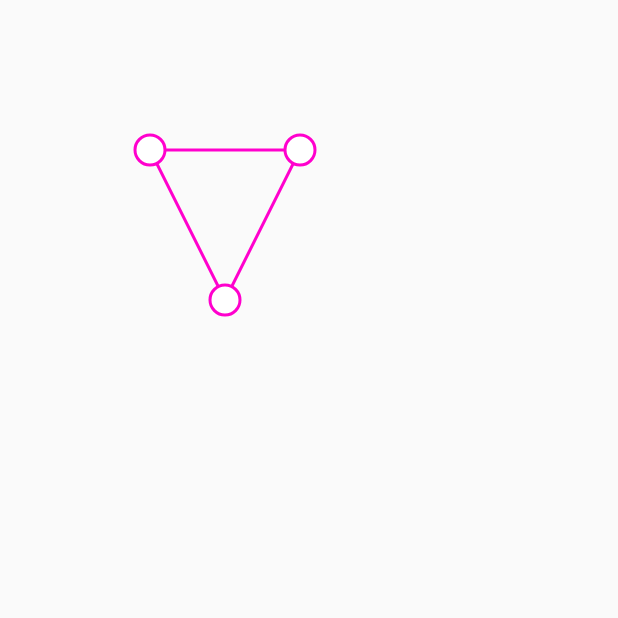
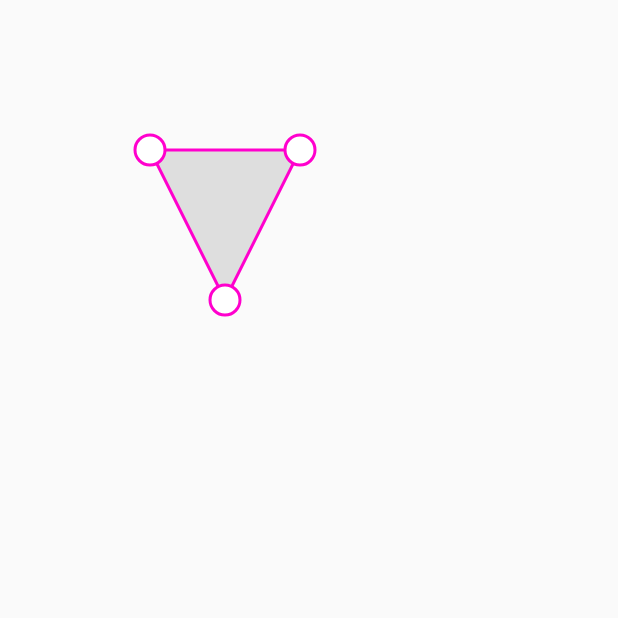
Before and after one commit to xlund/interactive_triangle, a Flutter app: the screen it shows after launch, on a phone screen of 412 x 824 dp, the top half of it. Run offline on Flutter 3.47's test engine with Material 2 defaults, Android fonts, the phone set to English and light mode, and no system bars.

Commit message:
Add background to custom triangle

```diff
--- a/lib/interactive_triangle.dart
+++ b/lib/interactive_triangle.dart
@@ -81,6 +81,10 @@ class _MovablePointState extends State<MovablePoint> {
       child: Stack(
         children: [
           CustomPaint(
+            painter: FillPainter(c1: c1, c2: c2, c3: c3),
+            child: Container(),
+          ),
+          CustomPaint(
             painter: LinePainter(startPos: c1.offset, endPos: c2.offset),
             child: Container(),
           ),
@@ -108,6 +112,30 @@ class _MovablePointState extends State<MovablePoint> {
       ),
     );
   }
+}
+
+class FillPainter extends CustomPainter {
+  FillPainter({required this.c1, required this.c2, required this.c3});
+  Circle c1;
+  Circle c2;
+  Circle c3;
+  Paint painter = Paint()
+    ..color = Color(0xFFDEDEDE)
+    ..style = PaintingStyle.fill;
+
+  @override
+  void paint(Canvas canvas, Size size) {
+    Path path = Path();
+    path.moveTo(c1.x, c1.y);
+    path.lineTo(c2.x, c2.y);
+    path.lineTo(c3.x, c3.y);
+    path.close();
+
+    canvas.drawPath(path, painter);
+  }
+
+  @override
+  bool shouldRepaint(FillPainter oldDelegate) => true;
 }
 
 class PointPainter extends CustomPainter {
```
